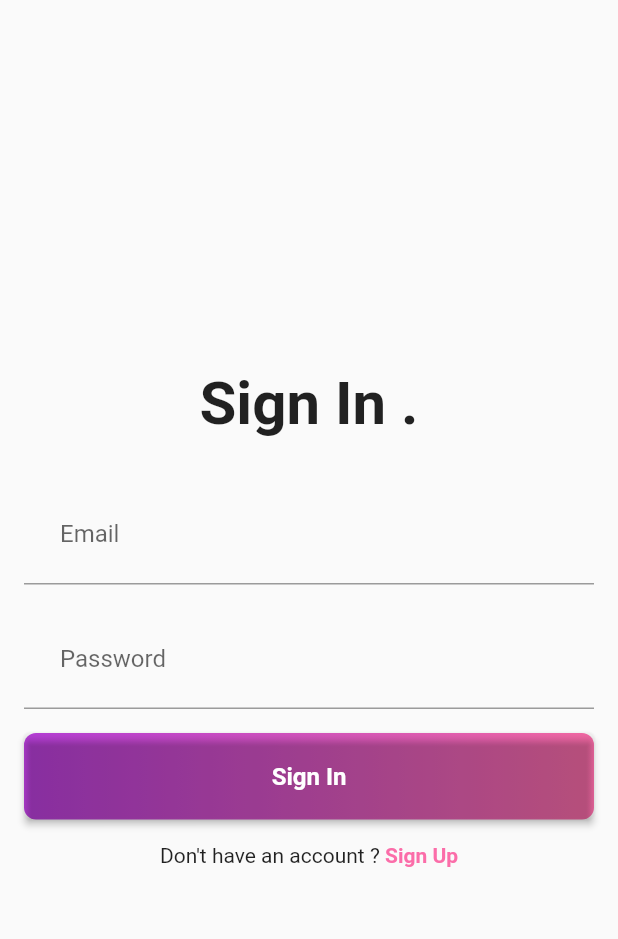
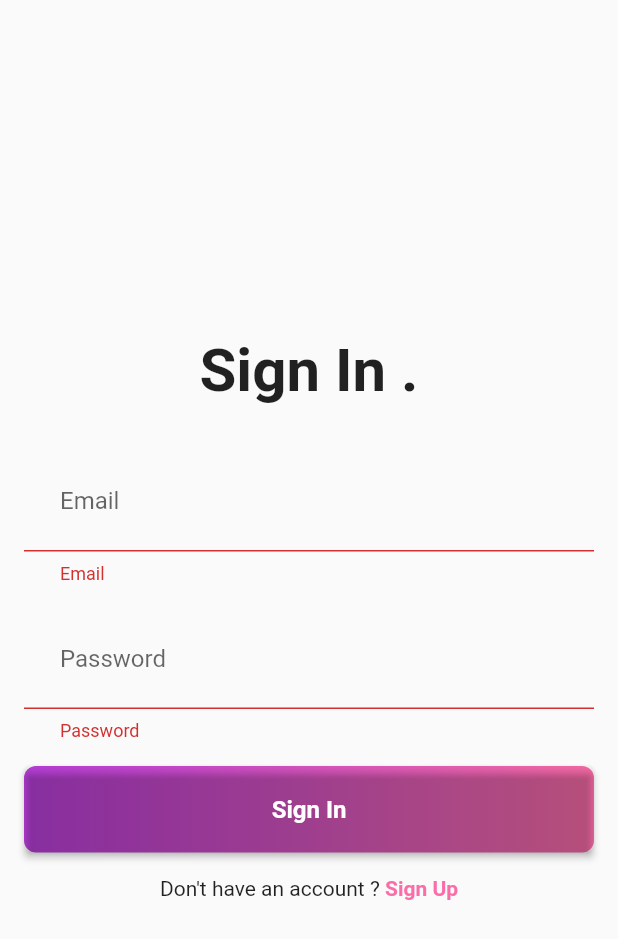
Before and after one commit to pragalapavithra/blogApplication, a Flutter app: the screen it shows after launch, after a tap on "Sign In", on a phone screen of 412 x 824 dp. Shown: the top 939 px of the screen. Run offline on Flutter 3.47's test engine with Material 2 defaults, Android fonts, the phone set to English and light mode, and no system bars; our stand-ins replace auto_route, flutter_bloc, fpdart, get_it, supabase_flutter; accounts and stored records are empty.

Commit message:
Auth feature integrate with usecase and handle all the state emit

```diff
--- a/lib/core/common/routes/routes.dart
+++ b/lib/core/common/routes/routes.dart
@@ -1,14 +1,17 @@
 import 'package:auto_route/auto_route.dart';
 import 'package:blog_application/features/auth/presentation/pages/login_page.dart';
 import 'package:blog_application/features/auth/presentation/pages/sign_up_page.dart';
+
+import '../../../features/blog/pages/blog_page.dart';
+
 part 'routes.gr.dart';
 
 @AutoRouterConfig()
 class AppRouter extends _$AppRouter {
-
   @override
   List<AutoRoute> get routes => [
-      AutoRoute(page: SignUpPageRouter.page,path: "/signup"),
-      AutoRoute(page: LoginPageRouter.page,path: "/login",initial: true),
-  ];
+        AutoRoute(page: LoginPageRouter.page, path: "/login", initial: true),
+        AutoRoute(page: SignUpPageRouter.page, path: "/signup"),
+        AutoRoute(page: BlogPageRouter.page, path: "/blogPage"),
+      ];
 }
--- a/lib/core/common/widgets/loader.dart
+++ b/lib/core/common/widgets/loader.dart
@@ -1,4 +1,3 @@
-import 'package:flutter/cupertino.dart';
 import 'package:flutter/material.dart';
 
 class Loader extends StatelessWidget {
@@ -6,6 +5,6 @@ class Loader extends StatelessWidget {
 
   @override
   Widget build(BuildContext context) {
-    return const CircularProgressIndicator();
+    return const Center(child: CircularProgressIndicator());
   }
 }
--- a/lib/features/auth/domain/entities/User.dart
+++ b/lib/features/auth/domain/entities/User.dart
@@ -1,7 +1,7 @@
-class User{
+class User {
   String name;
   String id;
   String email;
 
-  User({required this.name,required this.id,required this.email});
+  User({required this.name, required this.id, required this.email});
 }
--- /dev/null
+++ b/lib/features/auth/domain/usecases/user_login.dart
@@ -0,0 +1,25 @@
+import 'package:blog_application/core/error/failure.dart';
+import 'package:blog_application/core/usecase/usecase.dart';
+import 'package:blog_application/features/auth/domain/repository/auth_repository.dart';
+import 'package:fpdart/src/either.dart';
+
+import '../entities/User.dart';
+
+class UserLogin extends UseCase<User, UserLoginParams> {
+  AuthRepository authRepository;
+
+  UserLogin(this.authRepository);
+
+  @override
+  Future<Either<Failure, User>> call(UserLoginParams params) async {
+    return await authRepository.loginWithEmailPassword(
+        email: params.email, password: params.password);
+  }
+}
+
+class UserLoginParams {
+  String email;
+  String password;
+
+  UserLoginParams(this.email, this.password);
+}
--- a/lib/features/auth/presentation/cubit/auth_bloc.dart
+++ b/lib/features/auth/presentation/cubit/auth_bloc.dart
@@ -1,13 +1,15 @@
 import 'package:blog_application/features/auth/domain/usecases/user_sign_up.dart';
 import 'package:flutter_bloc/flutter_bloc.dart';
 
+import '../../domain/usecases/user_login.dart';
 import 'auth_state.dart';
 
 class AuthBloc extends Cubit<AuthState> {
   final UserSignUp _userSignUp;
+  final UserLogin _userLogin;
 
-  AuthBloc({required UserSignUp userSignUp})
-      : _userSignUp = userSignUp,
+  AuthBloc({required UserSignUp userSignUp,required UserLogin userLogin})
+      : _userSignUp = userSignUp,_userLogin = userLogin,
         super(AuthInitial());
 
   void onAuthSignUp(UserParams params) async {
@@ -16,4 +18,11 @@ class AuthBloc extends Cubit<AuthState> {
     res.fold((failure) => emit(AuthFailure(failure.message)),
         (userID) => emit(AuthSuccess(userID)));
   }
+
+  void onAuthLogin(UserLoginParams params) async {
+    emit(AuthLoading());
+    final res = await _userLogin.call(params);
+    res.fold((failure) => emit(AuthFailure(failure.message)),
+            (userID) => emit(AuthSuccess(userID)));
+  }
 }
--- a/lib/features/auth/presentation/pages/login_page.dart
+++ b/lib/features/auth/presentation/pages/login_page.dart
@@ -1,9 +1,16 @@
 import 'package:auto_route/auto_route.dart';
 import 'package:blog_application/core/common/routes/routes.dart';
 import 'package:blog_application/core/theme/app_pallette.dart';
+import 'package:blog_application/core/utils/show_snackbar.dart';
+import 'package:blog_application/features/auth/domain/usecases/user_login.dart';
+import 'package:blog_application/features/auth/presentation/cubit/auth_bloc.dart';
+import 'package:blog_application/features/auth/presentation/cubit/auth_state.dart';
 import 'package:blog_application/features/auth/presentation/widgets/auth_field.dart';
 import 'package:blog_application/features/auth/presentation/widgets/auth_gradient_button.dart';
 import 'package:flutter/material.dart';
+import 'package:flutter_bloc/flutter_bloc.dart';
+
+import '../../../../core/common/widgets/loader.dart';
 
 @RoutePage(name: 'LoginPageRouter')
 class LoginPage extends StatefulWidget {
@@ -30,7 +37,18 @@ class _LoginPageState extends State<LoginPage> {
     return Scaffold(
       body: Padding(
         padding: const EdgeInsets.symmetric(horizontal: 16),
-        child: Form(
+        child: BlocConsumer<AuthBloc, AuthState>(
+            listener: (BuildContext context, Object? state) {
+          if (state is AuthFailure) {
+            showSnackBar(context, state.errorMessage);
+          } else if (state is AuthSuccess) {
+            context.router.push(const BlogPageRouter());
+          }
+        }, builder: (BuildContext context, state) {
+          if (state is AuthLoading) {
+            return const Loader();
+          }
+          return Form(
             key: formKey,
             child: Column(
               mainAxisAlignment: MainAxisAlignment.center,
@@ -59,7 +77,12 @@ class _LoginPageState extends State<LoginPage> {
                 ),
                 AuthFieldGradientButton(
                   buttonText: 'Sign In',
-                onButtonPress: () {},
+                  onButtonPress: () {
+                    if (formKey.currentState!.validate()) {
+                      context.read<AuthBloc>().onAuthLogin(UserLoginParams(
+                          emailController.text, passwordController.text));
+                    }
+                  },
                 ),
                 const SizedBox(
                   height: 16,
@@ -87,7 +110,8 @@ class _LoginPageState extends State<LoginPage> {
                 )
               ],
             ),
-        ),
+          );
+        }),
       ),
     );
   }
--- a/lib/features/auth/presentation/pages/sign_up_page.dart
+++ b/lib/features/auth/presentation/pages/sign_up_page.dart
@@ -45,7 +45,7 @@ class _SignUpPageState extends State<SignUpPage> {
               if (state is AuthFailure) {
                 showSnackBar(context, state.errorMessage);
               } else if (state is AuthSuccess) {
-
+                context.router.push(const BlogPageRouter());
               }
             },
             builder: (context, state) {
--- a/lib/init_dependencies.dart
+++ b/lib/init_dependencies.dart
@@ -1,6 +1,7 @@
 import 'package:blog_application/features/auth/data/datasources/auth_remote_data_source.dart';
 import 'package:blog_application/features/auth/data/repositories/auth_repository_impl.dart';
 import 'package:blog_application/features/auth/domain/repository/auth_repository.dart';
+import 'package:blog_application/features/auth/domain/usecases/user_login.dart';
 import 'package:blog_application/features/auth/presentation/cubit/auth_bloc.dart';
 import 'package:get_it/get_it.dart';
 import 'package:supabase_flutter/supabase_flutter.dart';
@@ -20,14 +21,13 @@ Future<void> initDependencies() async {
 }
 
 void _initAuth() {
-  serviceLocator.registerFactory<AuthRemoteDataSource>(
-      () => AuthRemoteDataSourceImpl(serviceLocator()));
-
-  serviceLocator.registerFactory<AuthRepository>(
-      () => AuthRepositoryImpl(serviceLocator()));
-
-  serviceLocator.registerFactory(() => UserSignUp(serviceLocator()));
-
   serviceLocator
-      .registerLazySingleton(() => AuthBloc(userSignUp: serviceLocator()));
+    ..registerFactory<AuthRemoteDataSource>(
+        () => AuthRemoteDataSourceImpl(serviceLocator()))
+    ..registerFactory<AuthRepository>(
+        () => AuthRepositoryImpl(serviceLocator()))
+    ..registerFactory(() => UserSignUp(serviceLocator()))
+    ..registerFactory(() => UserLogin(serviceLocator()))
+    ..registerLazySingleton(() =>
+        AuthBloc(userSignUp: serviceLocator(), userLogin: serviceLocator()));
 }
```
Also changed, not shown: lib/features/auth/data/models/user_model.dart (+6 -3 lines), lib/features/blog/pages/blog_page.dart (added, +12 -0 lines), lib/core/common/routes/routes.gr.dart. Lines whose indentation alone changed are shown as unchanged.
